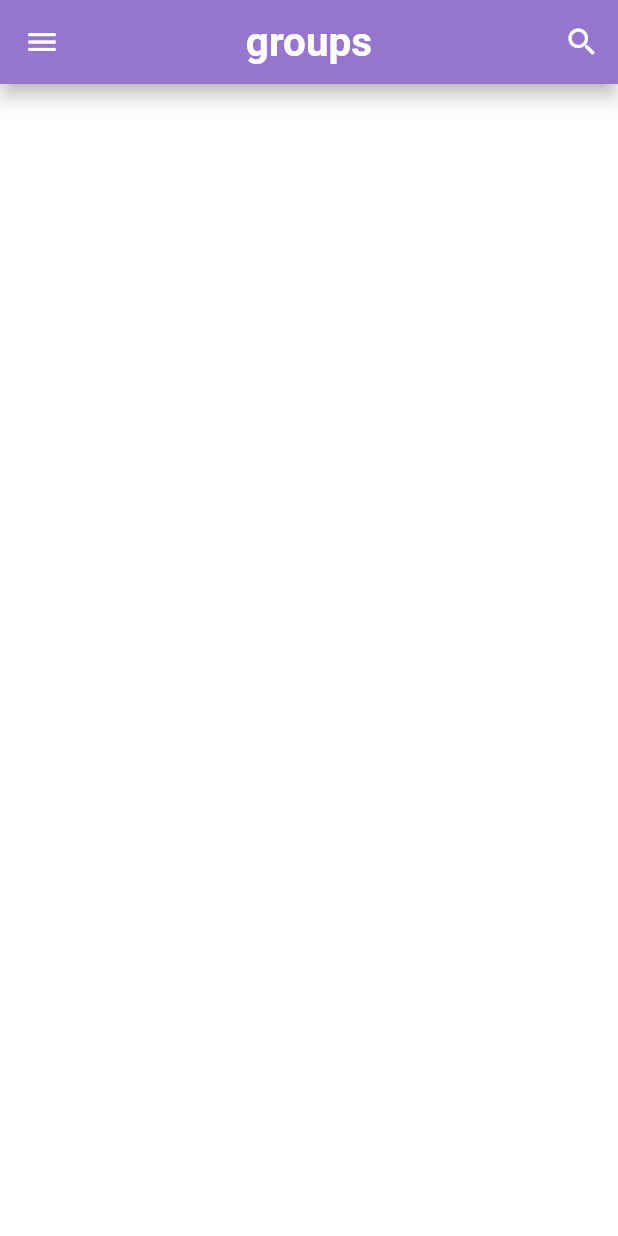
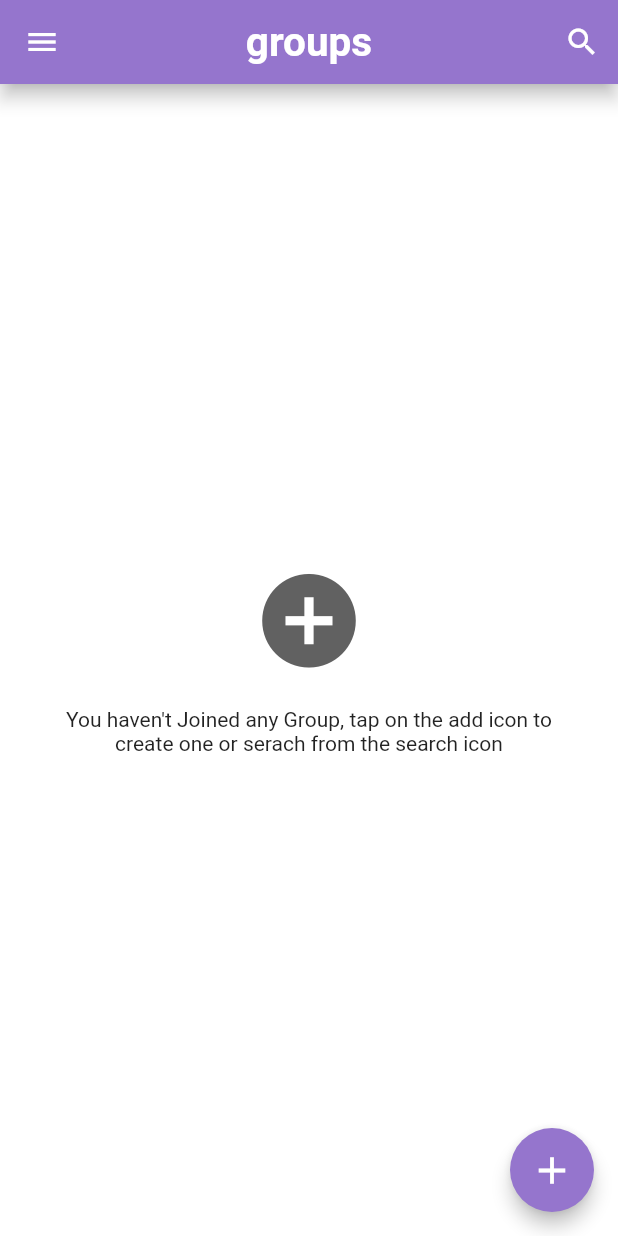
Before and after one commit to Aspire0071400/jab-ChatApp_Flutter, a Flutter app: the HomePage screen opened directly, on a phone screen of 412 x 824 dp. Run offline on Flutter 3.47's test engine with Material 2 defaults, Android fonts, the phone set to English and light mode, and no system bars; our stand-ins replace cloud_firestore, firebase_auth, firebase_core, shared_preferences; accounts and stored records are empty.

Commit message:
homePage ui INitialized and group module too

```diff
--- a/lib/pages/home_page.dart
+++ b/lib/pages/home_page.dart
@@ -1,9 +1,12 @@
+import 'package:firebase_auth/firebase_auth.dart';
+import 'package:firebase_core/firebase_core.dart';
 import 'package:flutter/material.dart';
 import 'package:jab/helper/helper_function.dart';
 import 'package:jab/pages/auth/login_page.dart';
 import 'package:jab/pages/auth/profile_page.dart';
 import 'package:jab/pages/search_page.dart';
 import 'package:jab/services/auth_service.dart';
+import 'package:jab/services/database_service.dart';
 import 'package:jab/widgets/widgets.dart';
 
 class HomePage extends StatefulWidget {
@@ -16,6 +19,10 @@ class HomePage extends StatefulWidget {
 class _HomePageState extends State<HomePage> {
   String userName = "";
   String email = "";
+  AuthService authService = AuthService();
+  Stream? groups;
+  bool _isLoading = false;
+  String groupName = "";
 
   @override
   void initState() {
@@ -32,6 +39,14 @@ class _HomePageState extends State<HomePage> {
     await HelperFunction.getUserNameFromSF().then((val) {
       setState(() {
         userName = val!;
+      });
+    });
+    //getting the list of snapshots in our stream
+    await DatabaseService(uid: FirebaseAuth.instance.currentUser!.uid)
+        .getUserGroups()
+        .then((snapshot) {
+      setState(() {
+        groups = snapshot;
       });
     });
   }
@@ -158,6 +173,142 @@ class _HomePageState extends State<HomePage> {
           ],
         ),
       ),
+      body: groupList(),
+      floatingActionButton: FloatingActionButton(
+        onPressed: () {
+          popUpDialog(context);
+        },
+        elevation: 5,
+        backgroundColor: Theme.of(context).primaryColor,
+        child: const Icon(
+          Icons.add,
+          color: Colors.white,
+          size: 30,
+        ),
+      ),
+    );
+  }
+
+  popUpDialog(BuildContext context) {
+    showDialog(
+        barrierDismissible: false,
+        context: context,
+        builder: (context) {
+          return AlertDialog(
+            title: const Text("Create a Group", textAlign: TextAlign.left),
+            content: Column(
+              mainAxisSize: MainAxisSize.min,
+              children: [
+                _isLoading == true
+                    ? Center(
+                        child: CircularProgressIndicator(
+                            color: Theme.of(context).primaryColor),
+                      )
+                    : TextField(
+                        onChanged: (val) {
+                          setState(() {
+                            groupName = val;
+                          });
+                        },
+                        style: const TextStyle(color: Colors.black),
+                        decoration: InputDecoration(
+                            enabledBorder: OutlineInputBorder(
+                                borderSide: BorderSide(
+                                    color: Theme.of(context).primaryColor),
+                                borderRadius: BorderRadius.circular(20)),
+                            errorBorder: OutlineInputBorder(
+                                borderSide: const BorderSide(color: Colors.red),
+                                borderRadius: BorderRadius.circular(20)),
+                            focusedBorder: OutlineInputBorder(
+                                borderSide: BorderSide(
+                                    color: Theme.of(context).primaryColor),
+                                borderRadius: BorderRadius.circular(20))),
+                      ),
+              ],
+            ),
+            actions: [
+              ElevatedButton(
+                onPressed: () {
+                  Navigator.of(context).pop();
+                },
+                style: ElevatedButton.styleFrom(
+                    primary: Theme.of(context).primaryColor),
+                child: const Text("CANCEL"),
+              ),
+              ElevatedButton(
+                onPressed: () async {
+                  if (groupName != "") {
+                    setState(() {
+                      _isLoading = true;
+                    });
+                    DatabaseService(uid: FirebaseAuth.instance.currentUser!.uid)
+                        .createGroup(userName,
+                            FirebaseAuth.instance.currentUser!.uid, groupName)
+                        .whenComplete(() {
+                      _isLoading = false;
+                    });
+                    Navigator.of(context).pop();
+                    showSnackbar(
+                        context, Colors.green, "Group Created Successfully.");
+                  }
+                },
+                style: ElevatedButton.styleFrom(
+                    primary: Theme.of(context).primaryColor),
+                child: const Text("CREATE"),
+              )
+            ],
+          );
+        });
+  }
+
+  groupList() {
+    return StreamBuilder(
+      stream: groups,
+      builder: (context, AsyncSnapshot snapshot) {
+        if (snapshot.hasData) {
+          if (snapshot.data['groups'] != null) {
+            if (snapshot.data['groups'].length != 0) {
+              return Text("HELLOOO");
+            } else {
+              return noGroupWidget();
+            }
+          } else {
+            return noGroupWidget();
+          }
+        } else {
+          return Center(
+            child: CircularProgressIndicator(
+                color: Theme.of(context).primaryColor),
+          );
+        }
+      },
+    );
+  }
+
+  noGroupWidget() {
+    return Container(
+      padding: const EdgeInsets.symmetric(horizontal: 25),
+      child: Column(
+        mainAxisAlignment: MainAxisAlignment.center,
+        crossAxisAlignment: CrossAxisAlignment.center,
+        children: [
+          GestureDetector(
+            onTap: () {
+              popUpDialog(context);
+            },
+            child: Icon(
+              Icons.add_circle,
+              color: Colors.grey[700],
+              size: 75,
+            ),
+          ),
+          const SizedBox(height: 20),
+          const Text(
+            "You haven't Joined any Group, tap on the add icon to create one or serach from the search icon",
+            textAlign: TextAlign.center,
+          )
+        ],
+      ),
     );
   }
 }
```
Also changed, not shown: lib/services/database_service.dart (+29 -0 lines).
